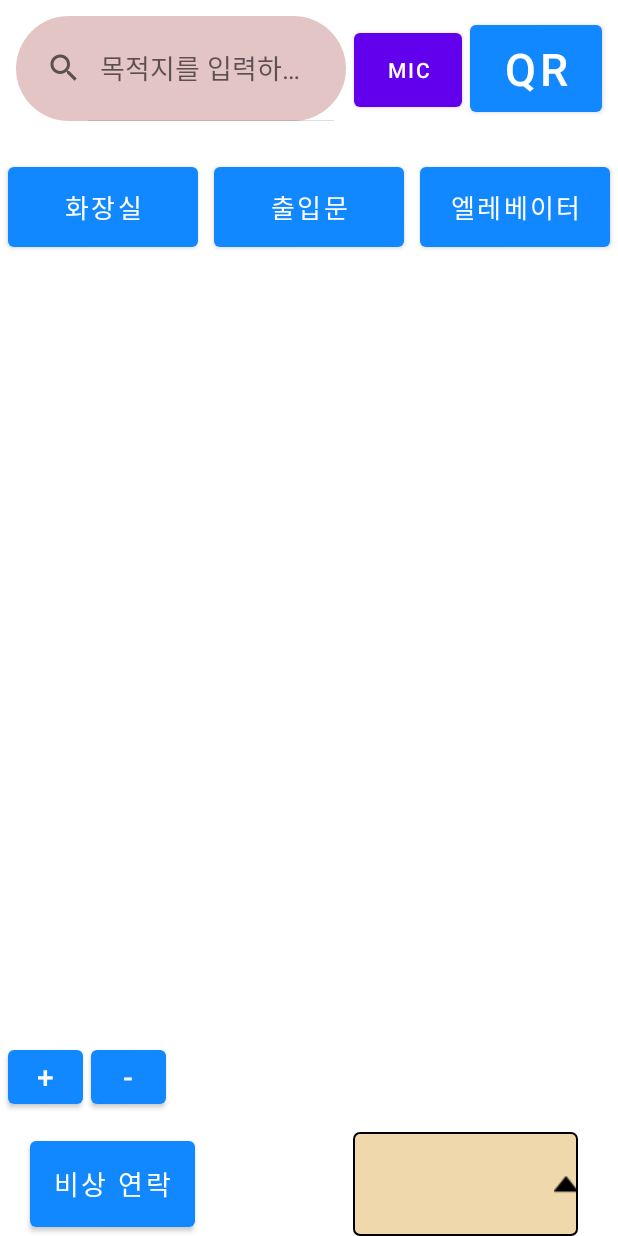
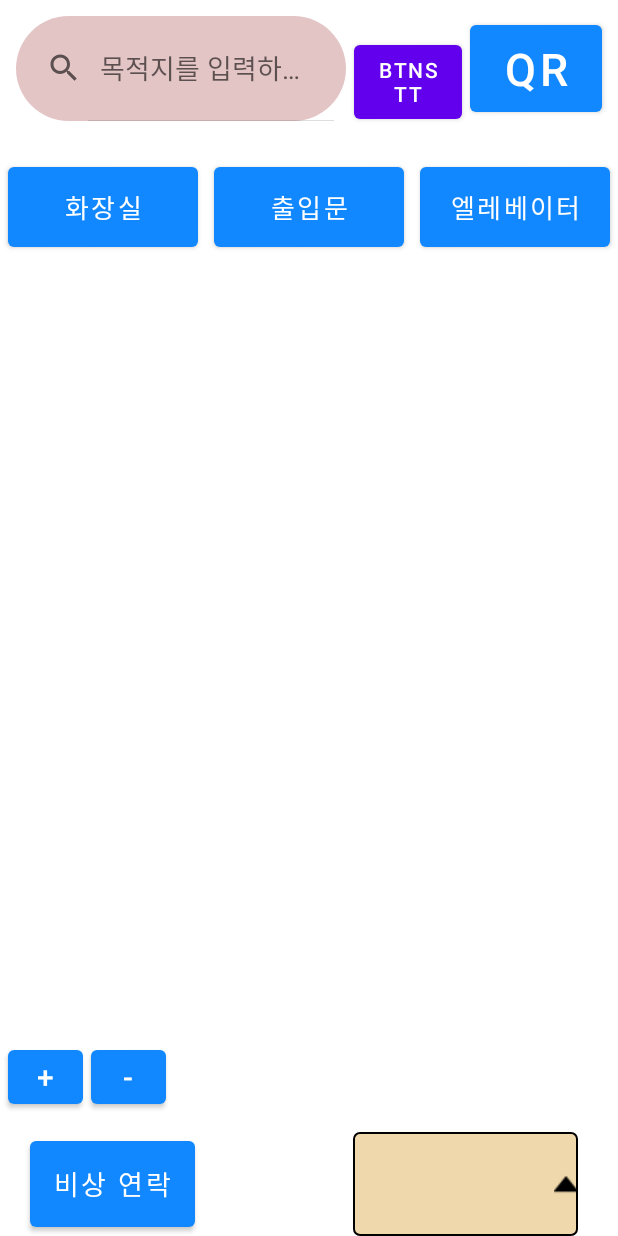
Before and after one commit to eun1337/BarrierFreeNav, an Android app: the screen it shows after launch (MainActivity), on a phone screen of 412 x 824 dp. Run offline under Robolectric (Android 15) with nearby library versions, the phone set to English and light mode, and no system bars; libraries missing offline, so code that uses them is left out: com.davemorrissey.labs, com.google.zxing.integration; 7 statements that could not run were skipped.

Commit message:
#4 feat: add btnSTT
micButton 버튼을 삭제하고 btnSTT 버튼을 추가함.

```diff
--- a/Wheel_In/app/src/main/res/layout/activity_main.xml
+++ b/Wheel_In/app/src/main/res/layout/activity_main.xml
@@ -37,11 +37,11 @@
                     android:queryHint="목적지를 입력하세요." />
 
                 <Button
-                    android:id="@+id/micButton"
+                    android:id="@+id/btnSTT"
                     android:layout_width="20dp"
                     android:layout_height="61dp"
                     android:layout_weight="10"
-                    android:text="Mic" />
+                    android:text="btnSTT" />
 
                 <Button
                     android:id="@+id/qrButton"
```
Lines whose indentation alone changed are shown as unchanged.
